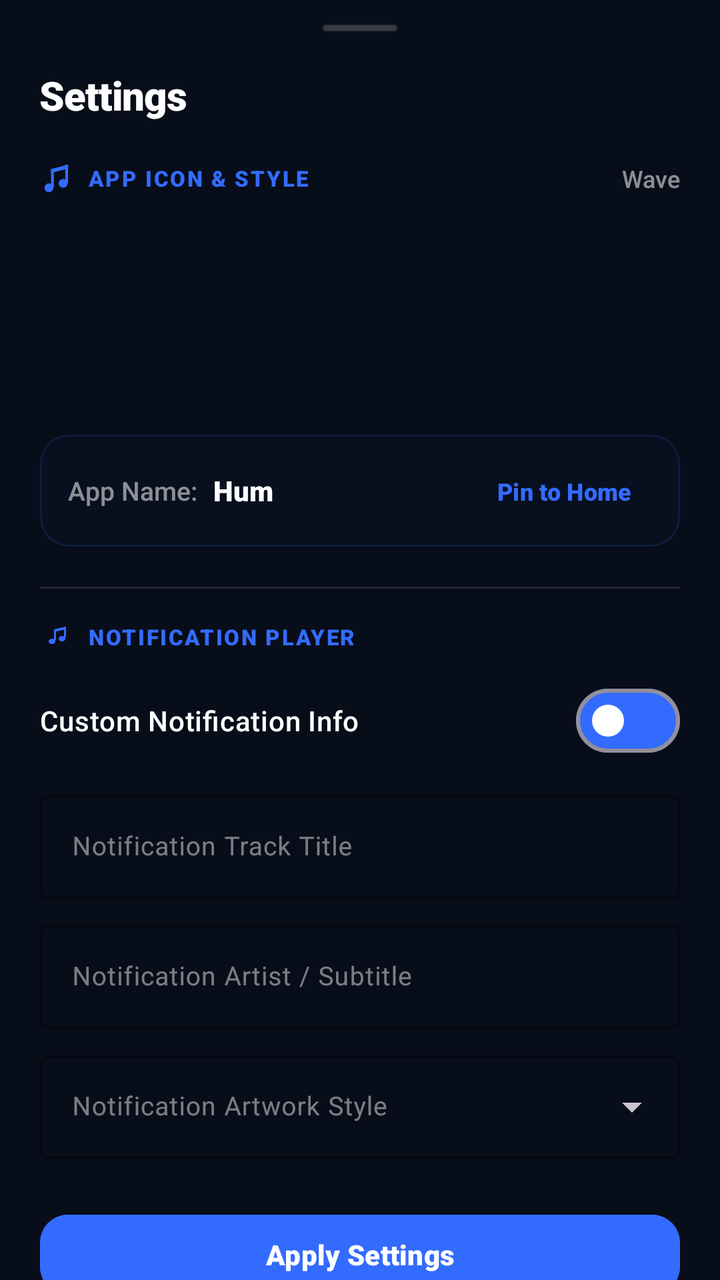
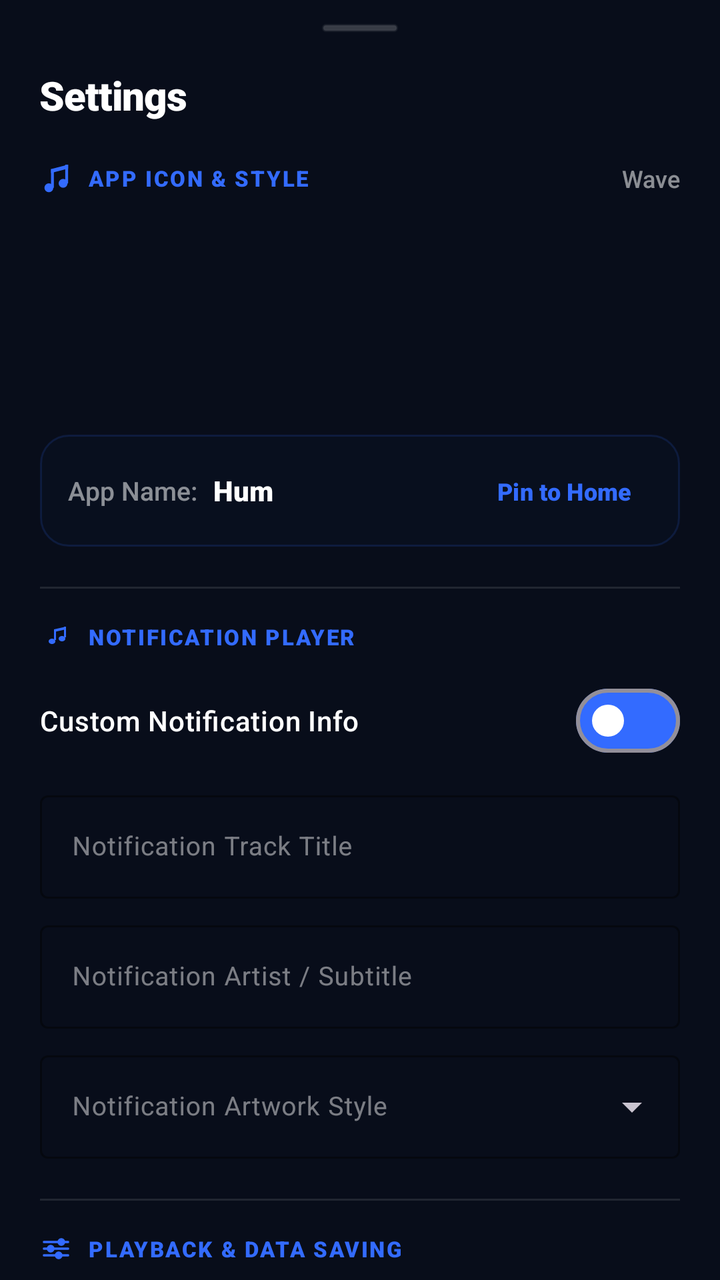

Two renders of the same Android screen: before a commit and after it. Below are the layout's source before the change and the commit's diff.
<!-- AndroidManifest.xml: application theme Theme.BraveMusic -->
<!-- res/layout/dialog_settings.xml -->
<?xml version="1.0" encoding="utf-8"?>
<androidx.core.widget.NestedScrollView xmlns:android="http://schemas.android.com/apk/res/android"
    xmlns:app="http://schemas.android.com/apk/res-auto"
    android:layout_width="match_parent"
    android:layout_height="wrap_content"
    android:background="#080D1A"
    android:overScrollMode="never">

    <LinearLayout
        android:layout_width="match_parent"
        android:layout_height="wrap_content"
        android:orientation="vertical"
        android:paddingHorizontal="20dp"
        android:paddingTop="12dp"
        android:paddingBottom="24dp">

        
        <View
            android:layout_width="38dp"
            android:layout_height="4dp"
            android:layout_gravity="center_horizontal"
            android:layout_marginBottom="18dp"
            android:background="@drawable/bg_drop_loading_pill"
            android:backgroundTint="#33FFFFFF" />

        
        <LinearLayout
            android:layout_width="match_parent"
            android:layout_height="wrap_content"
            android:gravity="center_vertical"
            android:orientation="horizontal">

            <TextView
                android:layout_width="0dp"
                android:layout_height="wrap_content"
                android:layout_weight="1"
                android:text="Settings"
                android:textColor="#FFFFFF"
                android:textSize="20sp"
                android:fontFamily="sans-serif-black"
                android:letterSpacing="-0.02" />
        </LinearLayout>

        
        <LinearLayout
            android:id="@+id/headerIconSection"
            android:layout_width="match_parent"
            android:layout_height="wrap_content"
            android:layout_marginTop="20dp"
            android:gravity="center_vertical"
            android:orientation="horizontal">

            <ImageView
                android:layout_width="16dp"
                android:layout_height="16dp"
                android:src="@drawable/ic_music_note_small"
                app:tint="@color/neon_coral"
                android:contentDescription="Icon" />

            <TextView
                android:layout_width="0dp"
                android:layout_height="wrap_content"
                android:layout_marginStart="8dp"
                android:layout_weight="1"
                android:text="APP ICON &amp; STYLE"
                android:textColor="@color/neon_coral"
                android:textSize="11sp"
                android:fontFamily="sans-serif-black"
                android:letterSpacing="0.08" />

            <TextView
                android:id="@+id/tvActiveIconLabel"
                android:layout_width="wrap_content"
                android:layout_height="wrap_content"
                android:text="Wave"
                android:textColor="#88FFFFFF"
                android:textSize="12sp"
                android:fontFamily="sans-serif-medium" />
        </LinearLayout>

        
        <androidx.recyclerview.widget.RecyclerView
            android:id="@+id/rvIconStyles"
            android:layout_width="match_parent"
            android:layout_height="96dp"
            android:layout_marginTop="12dp"
            android:clipToPadding="false"
            android:overScrollMode="never"
            android:scrollbars="none" />

        
        <LinearLayout
            android:layout_width="match_parent"
            android:layout_height="wrap_content"
            android:layout_marginTop="12dp"
            android:background="@drawable/bg_settings_card"
            android:paddingHorizontal="14dp"
            android:paddingVertical="10dp"
            android:gravity="center_vertical"
            android:orientation="horizontal">

            <TextView
                android:layout_width="wrap_content"
                android:layout_height="wrap_content"
                android:text="App Name:"
                android:textColor="#88FFFFFF"
                android:textSize="13sp"
                android:fontFamily="sans-serif-medium" />

            <TextView
                android:id="@+id/tvAppNameFixed"
                android:layout_width="0dp"
                android:layout_height="wrap_content"
                android:layout_marginStart="8dp"
                android:layout_weight="1"
                android:text="Hum"
                android:textColor="#FFFFFF"
                android:textSize="14sp"
                android:fontFamily="sans-serif-black" />

            <com.google.android.material.button.MaterialButton
                android:id="@+id/btnPinShortcut"
                style="@style/Widget.Material3.Button.TextButton"
                android:layout_width="wrap_content"
                android:layout_height="36dp"
                android:paddingHorizontal="8dp"
                android:text="Pin to Home"
                android:textColor="@color/neon_coral"
                android:textSize="12sp"
                android:fontFamily="sans-serif-black" />
        </LinearLayout>

        
        <View
            android:layout_width="match_parent"
            android:layout_height="1dp"
            android:layout_marginTop="20dp"
            android:layout_marginBottom="16dp"
            android:background="#1AFFFFFF" />

        
        <LinearLayout
            android:layout_width="match_parent"
            android:layout_height="wrap_content"
            android:gravity="center_vertical"
            android:orientation="horizontal">

            <ImageView
                android:layout_width="16dp"
                android:layout_height="16dp"
                android:src="@drawable/ic_notification_music"
                app:tint="@color/neon_coral"
                android:contentDescription="Notification" />

            <TextView
                android:layout_width="wrap_content"
                android:layout_marginStart="8dp"
                android:layout_height="wrap_content"
                android:text="NOTIFICATION PLAYER"
                android:textColor="@color/neon_coral"
                android:textSize="11sp"
                android:fontFamily="sans-serif-black"
                android:letterSpacing="0.08" />
        </LinearLayout>

        <com.google.android.material.materialswitch.MaterialSwitch
            android:id="@+id/switchCustomMetadata"
            android:layout_width="match_parent"
            android:layout_height="wrap_content"
            android:layout_marginTop="10dp"
            android:text="Custom Notification Info"
            android:textColor="#FFFFFF"
            android:textSize="14sp"
            android:fontFamily="sans-serif-medium"
            app:thumbTint="#FFFFFF"
            app:trackTint="@color/neon_coral" />

        
        <LinearLayout
            android:id="@+id/layoutCustomFields"
            android:layout_width="match_parent"
            android:layout_height="wrap_content"
            android:layout_marginTop="8dp"
            android:orientation="vertical">

            <com.google.android.material.textfield.TextInputLayout
                android:layout_width="match_parent"
                android:layout_height="wrap_content"
                android:hint="Notification Track Title"
                android:textColorHint="#77FFFFFF"
                app:boxStrokeColor="@color/neon_coral"
                app:boxStrokeWidth="1dp"
                app:boxStrokeWidthFocused="1.5dp">

                <com.google.android.material.textfield.TextInputEditText
                    android:id="@+id/etCustomTitle"
                    android:layout_width="match_parent"
                    android:layout_height="wrap_content"
                    android:singleLine="true"
                    android:textColor="#FFFFFF"
                    android:textSize="13sp" />
            </com.google.android.material.textfield.TextInputLayout>

            <com.google.android.material.textfield.TextInputLayout
                android:layout_width="match_parent"
                android:layout_height="wrap_content"
                android:layout_marginTop="8dp"
                android:hint="Notification Artist / Subtitle"
                android:textColorHint="#77FFFFFF"
                app:boxStrokeColor="@color/neon_coral"
                app:boxStrokeWidth="1dp"
                app:boxStrokeWidthFocused="1.5dp">

                <com.google.android.material.textfield.TextInputEditText
                    android:id="@+id/etCustomArtist"
                    android:layout_width="match_parent"
                    android:layout_height="wrap_content"
                    android:singleLine="true"
                    android:textColor="#FFFFFF"
                    android:textSize="13sp" />
            </com.google.android.material.textfield.TextInputLayout>

            <com.google.android.material.textfield.TextInputLayout
                android:id="@+id/layoutArtworkDropdown"
                style="@style/Widget.Material3.TextInputLayout.OutlinedBox.ExposedDropdownMenu"
                android:layout_width="match_parent"
                android:layout_height="wrap_content"
                android:layout_marginTop="8dp"
                android:hint="Notification Artwork Style"
                android:textColorHint="#77FFFFFF"
                app:boxStrokeColor="@color/neon_coral"
                app:boxStrokeWidth="1dp"
                app:boxStrokeWidthFocused="1.5dp">

                <com.google.android.material.textfield.MaterialAutoCompleteTextView
                    android:id="@+id/actvArtwork"
                    android:layout_width="match_parent"
                    android:layout_height="wrap_content"
                    android:inputType="none"
                    android:textColor="#FFFFFF"
                    android:textSize="13sp" />
            </com.google.android.material.textfield.TextInputLayout>
        </LinearLayout>

        
        <com.google.android.material.button.MaterialButton
            android:id="@+id/btnSaveSettings"
            android:layout_width="match_parent"
            android:layout_height="48dp"
            android:layout_marginTop="24dp"
            android:backgroundTint="@color/neon_coral"
            android:text="Apply Settings"
            android:textColor="#FFFFFF"
            android:textSize="14sp"
            android:fontFamily="sans-serif-black"
            app:cornerRadius="14dp" />

    </LinearLayout>
</androidx.core.widget.NestedScrollView>
<!-- resources referenced by this layout -->
<resources>
  <color name="neon_coral">#336BFF</color>
  <!-- drawable bg_drop_loading_pill (drawable) -->
  <?xml version="1.0" encoding="utf-8"?>
  <shape xmlns:android="http://schemas.android.com/apk/res/android"
      android:shape="rectangle">
      <solid android:color="#F2080D1A" />
      <stroke
          android:width="1.2dp"
          android:color="#4D336BFF" />
      <corners android:radius="24dp" />
  </shape>
  <!-- drawable bg_settings_card (drawable) -->
  <?xml version="1.0" encoding="utf-8"?>
  <shape xmlns:android="http://schemas.android.com/apk/res/android"
      android:shape="rectangle">
      <solid android:color="#14182B4A" />
      <stroke
          android:width="1dp"
          android:color="#26336BFF" />
      <corners android:radius="14dp" />
  </shape>
  <!-- drawable ic_music_note_small (drawable) -->
  <?xml version="1.0" encoding="utf-8"?>
  <vector xmlns:android="http://schemas.android.com/apk/res/android"
      android:width="18dp"
      android:height="18dp"
      android:viewportWidth="18"
      android:viewportHeight="18">
      
      <path
          android:fillColor="#FF5500"
          android:pathData="M5,12 a2.5,2.5 0 1,1 0,5 a2.5,2.5 0 1,1 0,-5 Z" />
      <path
          android:fillColor="#FF5500"
          android:pathData="M13,9.5 a2.5,2.5 0 1,1 0,5 a2.5,2.5 0 1,1 0,-5 Z" />
      <path
          android:fillColor="#FF5500"
          android:pathData="M6.2,4 h1.6 v10.5 h-1.6 Z" />
      <path
          android:fillColor="#FF5500"
          android:pathData="M14.2,1.5 h1.6 v10.5 h-1.6 Z" />
      <path
          android:fillColor="#FF5500"
          android:pathData="M6.2,4 L15.8,1.5 L15.8,3.7 L6.2,6.2 Z" />
  </vector>
  <style name="Theme.BraveMusic" parent="Theme.Material3.Dark.NoActionBar">
          <item name="android:statusBarColor">@color/oled_black</item>
          <item name="android:navigationBarColor">@color/oled_black</item>
          <item name="android:windowBackground">@color/oled_black</item>
          <item name="colorPrimary">@color/brave_orange</item>
          <item name="colorSurface">@color/oled_black</item>
      </style>
  <color name="oled_black">#000000</color>
  <color name="brave_orange">#FF5500</color>
  <!-- unchanged entries left out for length: 1 -->
</resources>

<!-- the commit's change to res/layout/dialog_settings.xml (unified diff, before → after) -->
@@ -243,6 +243,60 @@
         </LinearLayout>
 
         
+        <View
+            android:layout_width="match_parent"
+            android:layout_height="1dp"
+            android:layout_marginTop="20dp"
+            android:layout_marginBottom="16dp"
+            android:background="#1AFFFFFF" />
+
+        
+        <LinearLayout
+            android:layout_width="match_parent"
+            android:layout_height="wrap_content"
+            android:gravity="center_vertical"
+            android:orientation="horizontal">
+
+            <ImageView
+                android:layout_width="16dp"
+                android:layout_height="16dp"
+                android:src="@drawable/ic_audio_tuner"
+                app:tint="@color/neon_coral"
+                android:contentDescription="Playback" />
+
+            <TextView
+                android:layout_width="wrap_content"
+                android:layout_marginStart="8dp"
+                android:layout_height="wrap_content"
+                android:text="PLAYBACK &amp; DATA SAVING"
+                android:textColor="@color/neon_coral"
+                android:textSize="11sp"
+                android:fontFamily="sans-serif-black"
+                android:letterSpacing="0.08" />
+        </LinearLayout>
+
+        <com.google.android.material.materialswitch.MaterialSwitch
+            android:id="@+id/switchAudioOnly"
+            android:layout_width="match_parent"
+            android:layout_height="wrap_content"
+            android:layout_marginTop="10dp"
+            android:text="Audio-Only Mode"
+            android:textColor="#FFFFFF"
+            android:textSize="14sp"
+            android:fontFamily="sans-serif-medium"
+            app:thumbTint="#FFFFFF"
+            app:trackTint="@color/neon_coral" />
+
+        <TextView
+            android:layout_width="match_parent"
+            android:layout_height="wrap_content"
+            android:layout_marginTop="2dp"
+            android:text="Hides music videos and shows album art. Saves battery, CPU, and mobile data."
+            android:textColor="#88FFFFFF"
+            android:textSize="12sp"
+            android:fontFamily="sans-serif" />
+
+        
         <com.google.android.material.button.MaterialButton
             android:id="@+id/btnSaveSettings"
             android:layout_width="match_parent"
<!-- resource entries referenced after the edit -->
@@ -21,6 +21,50 @@
           android:color="#26336BFF" />
       <corners android:radius="14dp" />
   </shape>
+  <!-- drawable ic_audio_tuner (drawable) -->
+  <?xml version="1.0" encoding="utf-8"?>
+  <vector xmlns:android="http://schemas.android.com/apk/res/android"
+      android:width="24dp"
+      android:height="24dp"
+      android:viewportWidth="24"
+      android:viewportHeight="24">
+      
+      
+      <path
+          android:strokeColor="#FFFFFF"
+          android:strokeWidth="1.8"
+          android:strokeLineCap="round"
+          android:pathData="M3,7 L14,7 M18,7 L21,7" />
+      <path
+          android:strokeColor="#FF5500"
+          android:strokeWidth="1.8"
+          android:fillColor="#161616"
+          android:pathData="M16,7m-2,0a2,2 0 1,0 4,0a2,2 0 1,0 -4,0" />
+  
+      
+      <path
+          android:strokeColor="#FFFFFF"
+          android:strokeWidth="1.8"
+          android:strokeLineCap="round"
+          android:pathData="M3,12 L6,12 M10,12 L21,12" />
+      <path
+          android:strokeColor="#FF5500"
+          android:strokeWidth="1.8"
+          android:fillColor="#161616"
+          android:pathData="M8,12m-2,0a2,2 0 1,0 4,0a2,2 0 1,0 -4,0" />
+  
+      
+      <path
+          android:strokeColor="#FFFFFF"
+          android:strokeWidth="1.8"
+          android:strokeLineCap="round"
+          android:pathData="M3,17 L12,17 M16,17 L21,17" />
+      <path
+          android:strokeColor="#FF5500"
+          android:strokeWidth="1.8"
+          android:fillColor="#161616"
+          android:pathData="M14,17m-2,0a2,2 0 1,0 4,0a2,2 0 1,0 -4,0" />
+  </vector>
   <!-- drawable ic_music_note_small (drawable) -->
   <?xml version="1.0" encoding="utf-8"?>
   <vector xmlns:android="http://schemas.android.com/apk/res/android"
